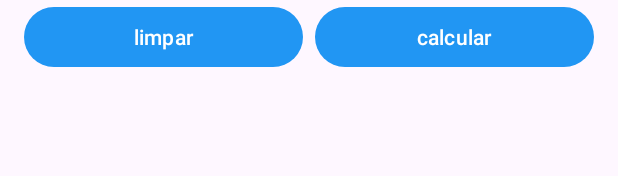
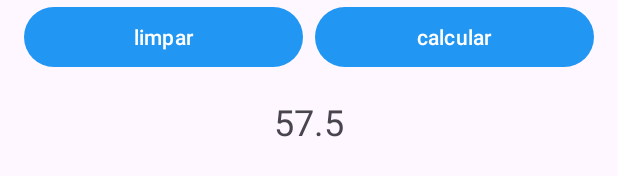
Before and after one commit to robsonjso/kuwanas, an Android app: the layout activity_main.xml on its own in the app's theme, with its tools: preview values and no code run, on a phone screen of 412 x 824 dp. Shown: the part 519-695 px from the top of the screen. Run offline under Robolectric (Android 15) with nearby library versions, the phone set to English and light mode, and no system bars.

Commit message:
melhorando meus codigos

```diff
--- a/app/build.gradle.kts
+++ b/app/build.gradle.kts
@@ -18,10 +18,10 @@ android {
 
         testInstrumentationRunner = "androidx.test.runner.AndroidJUnitRunner"
 
-          viewBinding {
+         buildFeatures {
+             viewBinding = true
 
-              enable = true
-          }
+         }
 
     }
 
--- a/app/src/main/res/layout/activity_main.xml
+++ b/app/src/main/res/layout/activity_main.xml
@@ -128,5 +128,17 @@
         app:layout_constraintStart_toEndOf="@+id/vertical_guideline"
         app:layout_constraintTop_toBottomOf="@+id/rg_percentage" />
 
+    <TextView
+        android:id="@+id/tv_result"
+        android:layout_width="wrap_content"
+        android:layout_height="wrap_content"
+        android:layout_marginTop="16dp"
+        tools:text="57.5"
+        android:textSize="24sp"
+        app:layout_constraintEnd_toEndOf="parent"
+        app:layout_constraintStart_toStartOf="parent"
+        app:layout_constraintTop_toBottomOf="@+id/btn_clean" />
+
+
 
 </androidx.constraintlayout.widget.ConstraintLayout>
```
Also changed, not shown: app/src/main/java/com/example/kuwana/MainActivity.kt (+55 -12 lines).
